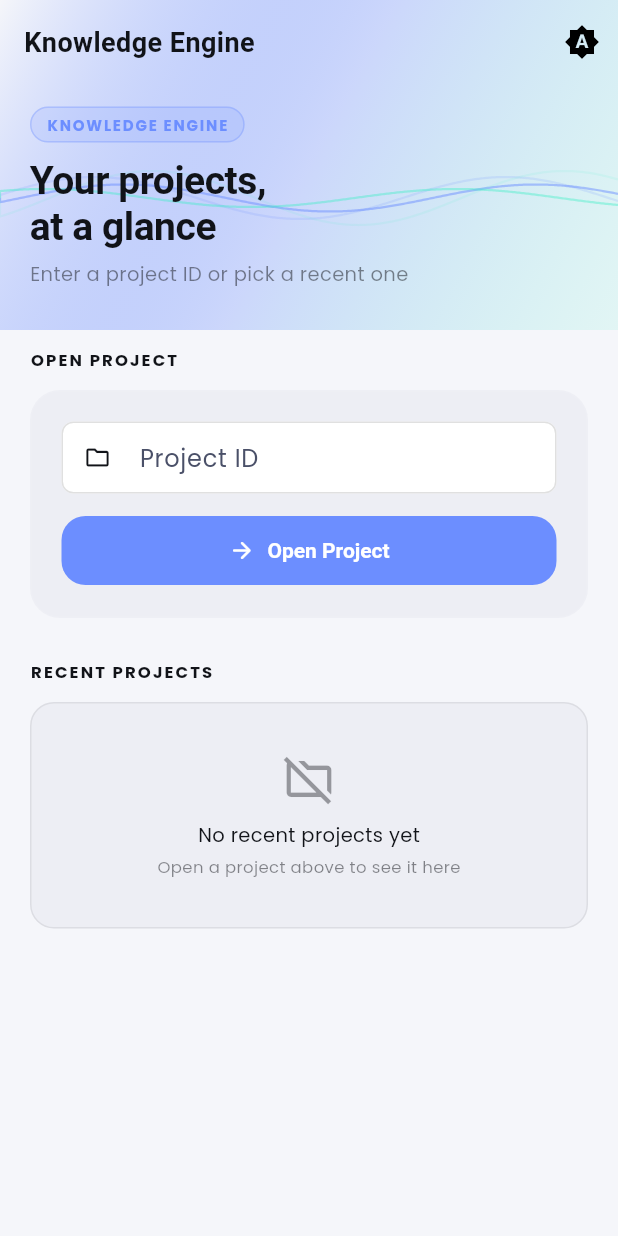
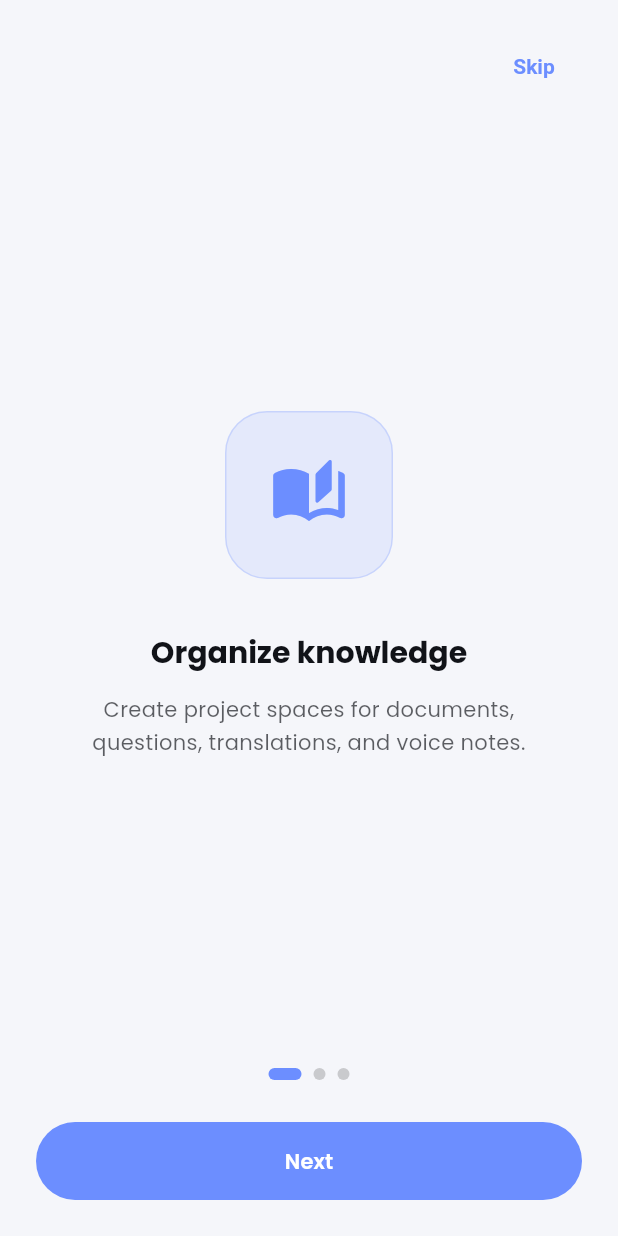
Before and after one commit to AbdElrhmanmwadi/knowledge-engine-mobile, a Flutter app: the screen it shows after launch, on a phone screen of 412 x 824 dp. Run offline on Flutter 3.47's test engine with Material 3 defaults, Android fonts, the phone set to English and light mode, and no system bars; our stand-ins replace dio, file_picker, flutter_riverpod, go_router, just_audio, open_filex and 2 more; missing offline and left inert: record; Roboto replaces fonts that are missing (Georgia).

Commit message:
feat(onboarding): implement onboarding flow with shared preferences and UI slides

```diff
--- a/knowledge_engine_mobile/lib/app.dart
+++ b/knowledge_engine_mobile/lib/app.dart
@@ -1,15 +1,21 @@
 import 'package:flutter/material.dart';
 import 'package:go_router/go_router.dart';
 import 'package:flutter_riverpod/flutter_riverpod.dart';
+import 'package:shared_preferences/shared_preferences.dart';
 import 'core/theme/app_theme.dart';
 import 'core/theme/theme_controller.dart';
-import 'core/theme/theme_toggle.dart';
+import 'features/onboarding/presentation/pages/onboarding_page.dart';
 import 'features/projects/presentation/pages/projects_page.dart';
 import 'features/dashboard/presentation/pages/dashboard_page.dart';
 import 'features/files/presentation/pages/files_page.dart';
 import 'features/rag/presentation/pages/ask_page.dart';
 import 'features/translation/presentation/pages/translate_page.dart';
 import 'features/voice/presentation/pages/voice_page.dart';
+
+final onboardingCompletedProvider = FutureProvider<bool>((ref) async {
+  final prefs = await SharedPreferences.getInstance();
+  return prefs.getBool('hasSeenOnboarding') ?? false;
+});
 
 /// Main application widget with routing configuration
 class KnowledgeEngineApp extends ConsumerWidget {
@@ -18,21 +24,43 @@ class KnowledgeEngineApp extends ConsumerWidget {
   @override
   Widget build(BuildContext context, WidgetRef ref) {
     final themeMode = ref.watch(themeModeProvider);
+    final onboardingCompleted = ref.watch(onboardingCompletedProvider);
+
+    if (onboardingCompleted.isLoading) {
+      return MaterialApp(
+        title: 'Knowledge Engine',
+        theme: AppTheme.lightTheme(),
+        darkTheme: AppTheme.darkTheme(),
+        themeMode: themeMode,
+        debugShowCheckedModeBanner: false,
+        home: const _StartupScreen(),
+      );
+    }
+
+    final hasSeenOnboarding = onboardingCompleted.maybeWhen(
+      data: (value) => value,
+      orElse: () => false,
+    );
+
     return MaterialApp.router(
       title: 'Knowledge Engine',
       theme: AppTheme.lightTheme(),
       darkTheme: AppTheme.darkTheme(),
       themeMode: themeMode,
-      routerConfig: _router,
+      routerConfig: createRouter(hasSeenOnboarding: hasSeenOnboarding),
       debugShowCheckedModeBanner: false,
     );
   }
 }
 
 /// GoRouter configuration
-final _router = GoRouter(
-  initialLocation: '/projects',
+GoRouter createRouter({required bool hasSeenOnboarding}) => GoRouter(
+  initialLocation: hasSeenOnboarding ? '/projects' : '/onboarding',
   routes: [
+    GoRoute(
+      path: '/onboarding',
+      builder: (context, state) => const OnboardingPage(),
+    ),
     GoRoute(
       path: '/projects',
       builder: (context, state) => const ProjectsPage(),
@@ -105,3 +133,17 @@ final _router = GoRouter(
     ),
   ),
 );
+
+class _StartupScreen extends StatelessWidget {
+  const _StartupScreen();
+
+  @override
+  Widget build(BuildContext context) {
+    return Scaffold(
+      backgroundColor: Theme.of(context).scaffoldBackgroundColor,
+      body: const Center(
+        child: CircularProgressIndicator(),
+      ),
+    );
+  }
+}
--- /dev/null
+++ b/knowledge_engine_mobile/lib/features/onboarding/presentation/pages/onboarding_page.dart
@@ -0,0 +1,193 @@
+import 'package:flutter/material.dart';
+import 'package:go_router/go_router.dart';
+import 'package:shared_preferences/shared_preferences.dart';
+
+class OnboardingPage extends StatefulWidget {
+  const OnboardingPage({super.key});
+
+  @override
+  State<OnboardingPage> createState() => _OnboardingPageState();
+}
+
+class _OnboardingPageState extends State<OnboardingPage> {
+  static const _storageKey = 'hasSeenOnboarding';
+
+  final _controller = PageController();
+  int _index = 0;
+  bool _saving = false;
+
+  final _slides = const [
+    _OnboardingSlide(
+      icon: Icons.auto_stories_rounded,
+      title: 'Organize knowledge',
+      body: 'Create project spaces for documents, questions, translations, and voice notes.',
+    ),
+    _OnboardingSlide(
+      icon: Icons.manage_search_rounded,
+      title: 'Ask with context',
+      body: 'Upload files, index them, and get answers grounded in your own material.',
+    ),
+    _OnboardingSlide(
+      icon: Icons.translate_rounded,
+      title: 'Work across formats',
+      body: 'Move between search, translation, and audio workflows from one focused workspace.',
+    ),
+  ];
+
+  @override
+  void dispose() {
+    _controller.dispose();
+    super.dispose();
+  }
+
+  Future<void> _finish() async {
+    if (_saving) return;
+    setState(() => _saving = true);
+    final prefs = await SharedPreferences.getInstance();
+    await prefs.setBool(_storageKey, true);
+    if (!mounted) return;
+    context.go('/projects');
+  }
+
+  void _next() {
+    if (_index == _slides.length - 1) {
+      _finish();
+      return;
+    }
+
+    _controller.nextPage(
+      duration: const Duration(milliseconds: 280),
+      curve: Curves.easeOutCubic,
+    );
+  }
+
+  @override
+  Widget build(BuildContext context) {
+    final theme = Theme.of(context);
+    final colors = theme.colorScheme;
+    final isLast = _index == _slides.length - 1;
+
+    return Scaffold(
+      backgroundColor: theme.scaffoldBackgroundColor,
+      body: SafeArea(
+        child: Padding(
+          padding: const EdgeInsets.fromLTRB(24, 20, 24, 24),
+          child: Column(
+            children: [
+              Align(
+                alignment: Alignment.centerRight,
+                child: TextButton(
+                  onPressed: _saving ? null : _finish,
+                  child: const Text('Skip'),
+                ),
+              ),
+              Expanded(
+                child: PageView.builder(
+                  controller: _controller,
+                  itemCount: _slides.length,
+                  onPageChanged: (value) => setState(() => _index = value),
+                  itemBuilder: (context, index) => _OnboardingPanel(
+                    slide: _slides[index],
+                  ),
+                ),
+              ),
+              Row(
+                mainAxisAlignment: MainAxisAlignment.center,
+                children: [
+                  for (var i = 0; i < _slides.length; i++)
+                    AnimatedContainer(
+                      duration: const Duration(milliseconds: 180),
+                      width: i == _index ? 22 : 8,
+                      height: 8,
+                      margin: const EdgeInsets.symmetric(horizontal: 4),
+                      decoration: BoxDecoration(
+                        color: i == _index
+                            ? colors.primary
+                            : colors.onSurface.withOpacity(0.18),
+                        borderRadius: BorderRadius.circular(999),
+                      ),
+                    ),
+                ],
+              ),
+              const SizedBox(height: 28),
+              SizedBox(
+                width: double.infinity,
+                height: 52,
+                child: FilledButton(
+                  onPressed: _saving ? null : _next,
+                  child: _saving
+                      ? const SizedBox(
+                          width: 20,
+                          height: 20,
+                          child: CircularProgressIndicator(strokeWidth: 2),
+                        )
+                      : Text(isLast ? 'Get Started' : 'Next'),
+                ),
+              ),
+            ],
+          ),
+        ),
+      ),
+    );
+  }
+}
+
+class _OnboardingPanel extends StatelessWidget {
+  const _OnboardingPanel({required this.slide});
+
+  final _OnboardingSlide slide;
+
+  @override
+  Widget build(BuildContext context) {
+    final theme = Theme.of(context);
+    final colors = theme.colorScheme;
+
+    return Column(
+      mainAxisAlignment: MainAxisAlignment.center,
+      children: [
+        Container(
+          width: 112,
+          height: 112,
+          decoration: BoxDecoration(
+            color: colors.primary.withOpacity(0.12),
+            borderRadius: BorderRadius.circular(28),
+            border: Border.all(color: colors.primary.withOpacity(0.24)),
+          ),
+          child: Icon(slide.icon, size: 52, color: colors.primary),
+        ),
+        const SizedBox(height: 36),
+        Text(
+          slide.title,
+          textAlign: TextAlign.center,
+          style: theme.textTheme.headlineMedium?.copyWith(
+            fontWeight: FontWeight.w700,
+          ),
+        ),
+        const SizedBox(height: 14),
+        ConstrainedBox(
+          constraints: const BoxConstraints(maxWidth: 340),
+          child: Text(
+            slide.body,
+            textAlign: TextAlign.center,
+            style: theme.textTheme.bodyMedium?.copyWith(
+              color: theme.textTheme.bodyMedium?.color?.withOpacity(0.68),
+              height: 1.55,
+            ),
+          ),
+        ),
+      ],
+    );
+  }
+}
+
+class _OnboardingSlide {
+  const _OnboardingSlide({
+    required this.icon,
+    required this.title,
+    required this.body,
+  });
+
+  final IconData icon;
+  final String title;
+  final String body;
+}
--- a/knowledge_engine_mobile/lib/features/rag/presentation/widgets/answer_display_widget.dart
+++ b/knowledge_engine_mobile/lib/features/rag/presentation/widgets/answer_display_widget.dart
@@ -1,7 +1,6 @@
 import 'package:flutter/material.dart';
 import 'package:flutter/services.dart';
 import 'package:flutter_riverpod/flutter_riverpod.dart';
-import 'package:knowledge_engine_mobile/features/rag/presentation/pages/ask_page.dart';
 
 import '../providers/rag_provider.dart';
 
--- a/knowledge_engine_mobile/lib/features/rag/presentation/widgets/search_section.dart
+++ b/knowledge_engine_mobile/lib/features/rag/presentation/widgets/search_section.dart
@@ -1,8 +1,6 @@
 import 'package:flutter/material.dart';
 import 'package:flutter/services.dart';
 import 'package:flutter_riverpod/flutter_riverpod.dart';
-import 'package:knowledge_engine_mobile/features/rag/presentation/pages/ask_page.dart';
-
 import '../../../../core/config/constants.dart';
 import '../providers/rag_provider.dart';
 import 'answer_section.dart'; // RSection, RAlertBanner
--- a/knowledge_engine_mobile/lib/features/translation/presentation/pages/translate_page.dart
+++ b/knowledge_engine_mobile/lib/features/translation/presentation/pages/translate_page.dart
@@ -2,8 +2,6 @@ import 'dart:math' as math;
 
 import 'package:flutter/material.dart';
 import 'package:flutter_riverpod/flutter_riverpod.dart';
-
-import '../../../../core/theme/app_theme.dart';
 import '../../../../core/widgets/loading_overlay.dart';
 import '../providers/translation_provider.dart';
 import '../widgets/job_creation_section.dart';
--- a/knowledge_engine_mobile/lib/features/translation/presentation/widgets/job_creation_section.dart
+++ b/knowledge_engine_mobile/lib/features/translation/presentation/widgets/job_creation_section.dart
@@ -1,7 +1,5 @@
 import 'package:flutter/material.dart';
 import 'package:flutter_riverpod/flutter_riverpod.dart';
-import 'package:knowledge_engine_mobile/features/translation/presentation/pages/translate_page.dart';
-
 import '../../../../core/config/constants.dart';
 import '../providers/translation_provider.dart';
 import 'language_selector_widget.dart';
--- a/knowledge_engine_mobile/lib/features/translation/presentation/widgets/job_status_section.dart
+++ b/knowledge_engine_mobile/lib/features/translation/presentation/widgets/job_status_section.dart
@@ -1,6 +1,5 @@
 import 'package:flutter/material.dart';
 import 'package:flutter_riverpod/flutter_riverpod.dart';
-import 'package:knowledge_engine_mobile/features/translation/presentation/pages/translate_page.dart';
 import 'package:knowledge_engine_mobile/features/translation/presentation/widgets/job_creation_section.dart';
 import 'package:knowledge_engine_mobile/features/voice/presentation/widgets/alert_banner.dart';
 
--- a/knowledge_engine_mobile/pubspec.yaml
+++ b/knowledge_engine_mobile/pubspec.yaml
@@ -79,7 +79,8 @@ flutter:
   uses-material-design: true
 
   # To add assets to your application, add an assets section, like this:
-  # assets:
+  assets:
+    - assets/app_icon/app_icon.png
   #   - images/a_dot_burr.jpeg
   #   - images/a_dot_ham.jpeg
 
```
Also changed, not shown: knowledge_engine_mobile/assets/app_icon/app_icon.png (added), 20 other files.
